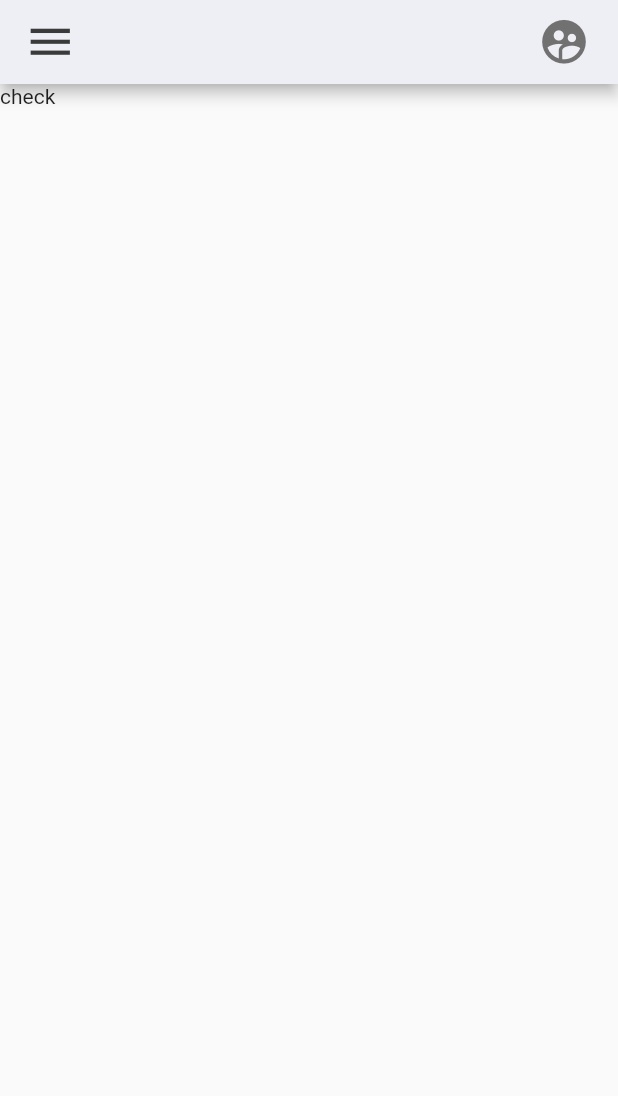
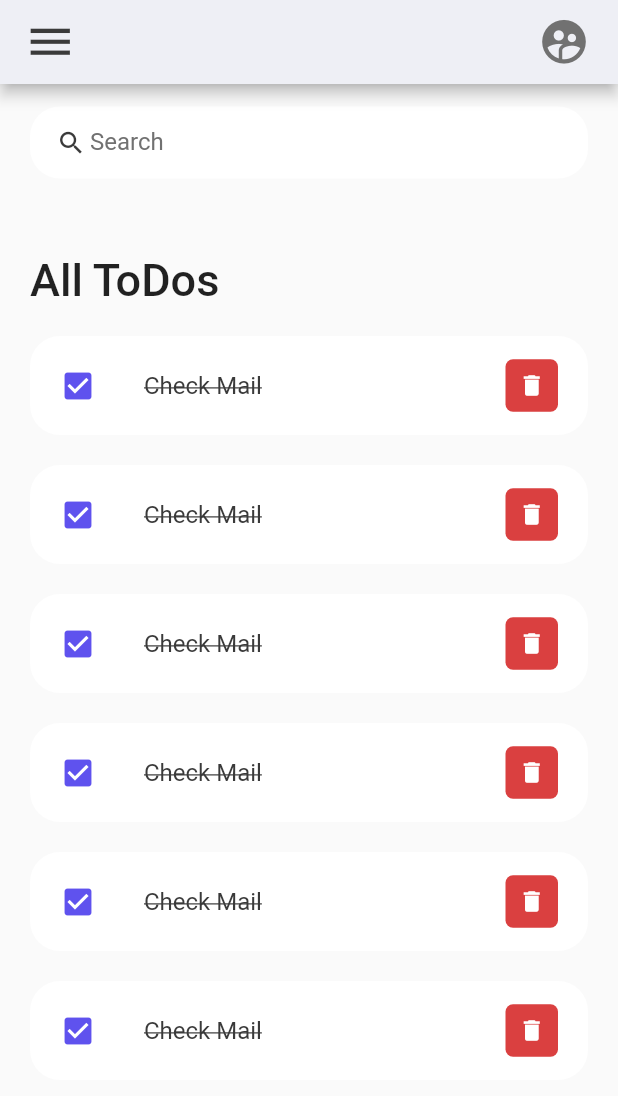
Before and after one commit to AmazingHorsess/to_do_list, a Flutter app: the screen it shows after launch, on a phone screen of 412 x 824 dp. Shown: the top 1096 px of the screen. Run offline on Flutter 3.47's test engine with Material 2 defaults, Android fonts, the phone set to English and light mode, and no system bars.

Commit message:
ToDo Item implementation

```diff
--- a/lib/screens/main_screen.dart
+++ b/lib/screens/main_screen.dart
@@ -1,12 +1,79 @@
 import 'package:flutter/material.dart';
 import 'package:to_do_list/constants/colors.dart';
+
+import '../widgets/todo_item.dart';
 
 class Home extends StatelessWidget{
   const Home ({Key? key}) :super(key: key);
   @override
   Widget build(BuildContext context){
     return Scaffold(
-      appBar: AppBar(
+      appBar: __buildAppBar(),
+      body: Container(
+        padding: EdgeInsets.symmetric(horizontal: 20,vertical: 15),
+        child: Column(children: [
+          searchBox(),
+          Expanded(
+            child: ListView(
+              children: [
+                Container(
+                  margin: EdgeInsets.only(top: 50,bottom: 20),
+                  child:
+                  Text("All ToDos",
+                    style: TextStyle(
+                        fontSize: 30,
+                        fontWeight: FontWeight.w500
+                    ),
+                  ),
+          ),
+                  ToDoItem(),
+                ToDoItem(),
+                ToDoItem(),
+                ToDoItem(),
+                ToDoItem(),
+                ToDoItem(),
+
+
+
+
+              ],
+            ),
+          )
+
+        ],
+        ),
+      ),
+    );
+  }
+
+  Container searchBox() {
+    return Container(
+          padding: EdgeInsets.symmetric(horizontal: 15),
+          decoration: BoxDecoration(
+          color: Colors.white,
+        borderRadius: BorderRadius.circular(20)
+        ),
+        child: TextField(
+          decoration: InputDecoration(
+            contentPadding: EdgeInsets.all(0),
+            prefixIcon: Icon(Icons.search, color: tdBlack, size: 20,
+            ),
+            prefixIconConstraints: BoxConstraints(maxHeight: 20,minWidth: 25
+            ),
+            border: InputBorder.none,
+            hintText: "Search",
+            hintStyle: TextStyle(color: tdGrey)
+          ),
+        ),
+
+        );
+  }
+
+
+
+
+  AppBar __buildAppBar() {
+    return AppBar(
       backgroundColor: tdBGColor,
       title: Row(
         mainAxisAlignment: MainAxisAlignment.spaceBetween,
@@ -22,10 +89,6 @@ class Home extends StatelessWidget{
         ],
       ),
 
-      ),
-      body: Container(
-        child: Text("check"),
-      ),
     );
   }
 
--- /dev/null
+++ b/lib/widgets/todo_item.dart
@@ -0,0 +1,43 @@
+import 'package:flutter/material.dart';
+import 'package:to_do_list/constants/colors.dart';
+
+class ToDoItem extends StatelessWidget{
+  const ToDoItem({Key? key}) : super(key: key);
+
+  @override
+  Widget build(BuildContext context){
+    return Container(
+      margin: EdgeInsets.only(bottom: 20),
+      child: ListTile(
+        onTap: () {
+
+        },
+        shape: RoundedRectangleBorder(borderRadius: BorderRadius.circular(20)
+        ),
+        tileColor: Colors.white,
+        contentPadding: EdgeInsets.symmetric(horizontal: 20,vertical: 5),
+        leading: Icon(Icons.check_box, color: tdBlue,),
+        title: Text('Check Mail',style: TextStyle(fontSize: 16,color: tdBlack, decoration: TextDecoration.lineThrough),),
+        trailing: Container(
+          padding: EdgeInsets.all(0),
+          margin: EdgeInsets.symmetric(vertical:5),
+          height: 35,
+          width: 35,
+          decoration: BoxDecoration(
+            color: tdRed,
+            borderRadius: BorderRadius.circular(5),
+          ),
+          child: IconButton(
+            color: Colors.white,
+            iconSize: 18,
+            icon: Icon(Icons.delete),
+            onPressed: (){},
+          ),
+        ),
+
+      ),
+    );
+
+
+  }
+}
```
Lines whose indentation alone changed are shown as unchanged.
